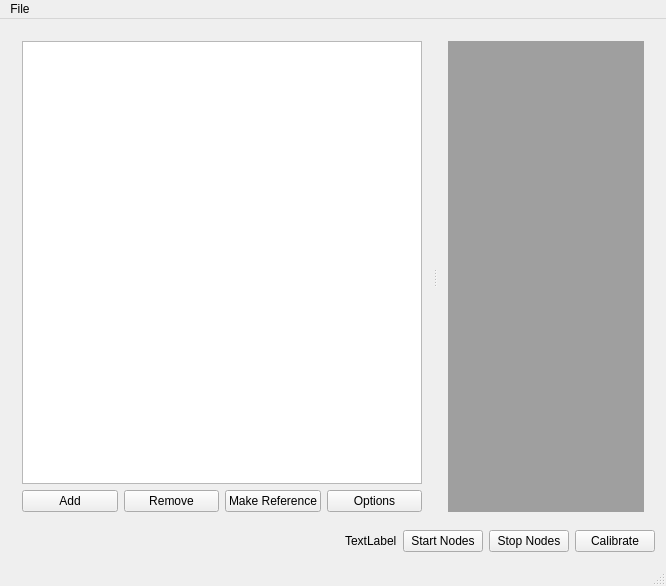
Old version of the form calibration_gui/calibration_gui/ui/mainwindow.ui in the repository davidtvs/calibration.
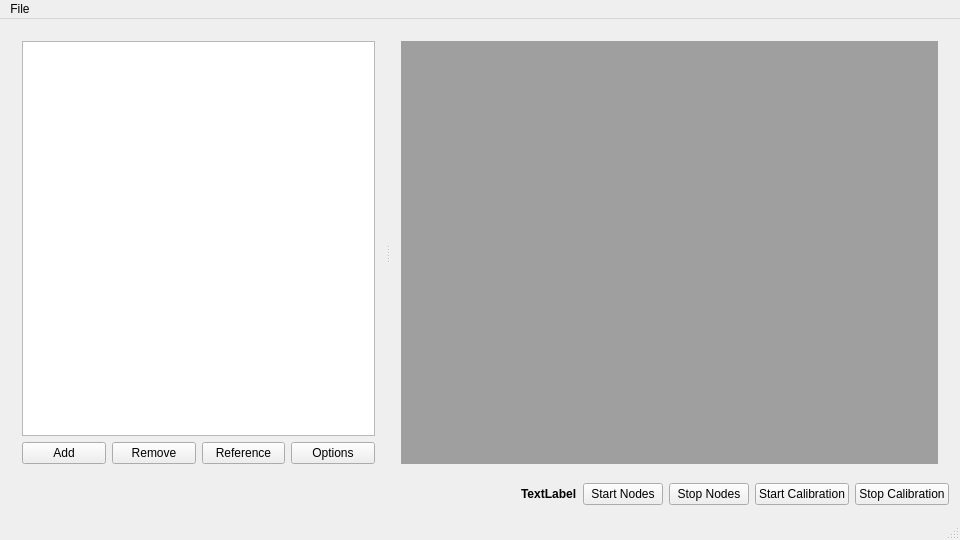
New version of the form.

```diff
--- a/calibration_gui/calibration_gui/ui/mainwindow.ui
+++ b/calibration_gui/calibration_gui/ui/mainwindow.ui
@@ -6,8 +6,8 @@
    <rect>
     <x>0</x>
     <y>0</y>
-    <width>642</width>
-    <height>586</height>
+    <width>960</width>
+    <height>540</height>
    </rect>
   </property>
   <property name="sizePolicy">
@@ -28,13 +28,6 @@
       </property>
       <widget class="QWidget" name="layoutWidget">
        <layout class="QGridLayout" name="gridLayout">
-        <item row="1" column="6">
-         <widget class="QPushButton" name="bt_options">
-          <property name="text">
-           <string>Options</string>
-          </property>
-         </widget>
-        </item>
         <item row="1" column="4">
          <widget class="QPushButton" name="bt_remove">
           <property name="text">
@@ -52,30 +45,42 @@
         <item row="1" column="5">
          <widget class="QPushButton" name="bt_make_reference">
           <property name="text">
-           <string>Make Reference</string>
+           <string>Reference</string>
+          </property>
+         </widget>
+        </item>
+        <item row="1" column="6">
+         <widget class="QPushButton" name="bt_options">
+          <property name="text">
+           <string>Options</string>
           </property>
          </widget>
         </item>
         <item row="0" column="3" colspan="4">
          <widget class="QTreeWidget" name="treeWidget">
           <property name="sizePolicy">
-           <sizepolicy hsizetype="Preferred" vsizetype="Preferred">
+           <sizepolicy hsizetype="Minimum" vsizetype="Preferred">
             <horstretch>0</horstretch>
             <verstretch>0</verstretch>
            </sizepolicy>
           </property>
           <property name="minimumSize">
            <size>
-            <width>400</width>
+            <width>350</width>
             <height>0</height>
            </size>
           </property>
           <property name="baseSize">
            <size>
-            <width>300</width>
+            <width>0</width>
             <height>0</height>
            </size>
           </property>
+          <property name="font">
+           <font>
+            <pointsize>10</pointsize>
+           </font>
+          </property>
           <property name="frameShadow">
            <enum>QFrame::Sunken</enum>
           </property>
@@ -140,8 +145,8 @@
       </property>
       <property name="sizeHint" stdset="0">
        <size>
-        <width>247</width>
-        <height>24</height>
+        <width>381</width>
+        <height>26</height>
        </size>
       </property>
      </spacer>
@@ -149,7 +154,13 @@
     <item row="1" column="1">
      <layout class="QHBoxLayout" name="horizontalLayout">
       <item>
-       <widget class="QLabel" name="label">
+       <widget class="QLabel" name="label_kill_nodes">
+        <property name="font">
+         <font>
+          <weight>75</weight>
+          <bold>true</bold>
+         </font>
+        </property>
         <property name="text">
          <string>TextLabel</string>
         </property>
@@ -172,7 +183,14 @@
       <item>
        <widget class="QPushButton" name="bt_calibrate">
         <property name="text">
-         <string>Calibrate</string>
+         <string>Start Calibration</string>
+        </property>
+       </widget>
+      </item>
+      <item>
+       <widget class="QPushButton" name="bt_stop_calibrate">
+        <property name="text">
+         <string>Stop Calibration</string>
         </property>
        </widget>
       </item>
@@ -185,7 +203,7 @@
     <rect>
      <x>0</x>
      <y>0</y>
-     <width>642</width>
+     <width>960</width>
      <height>25</height>
     </rect>
    </property>
```
